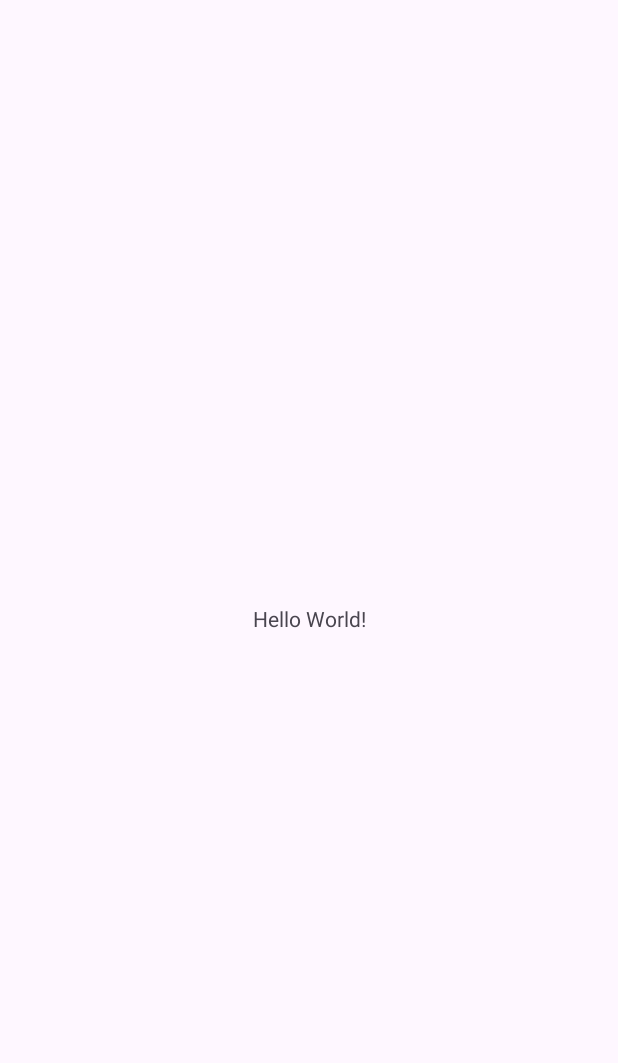
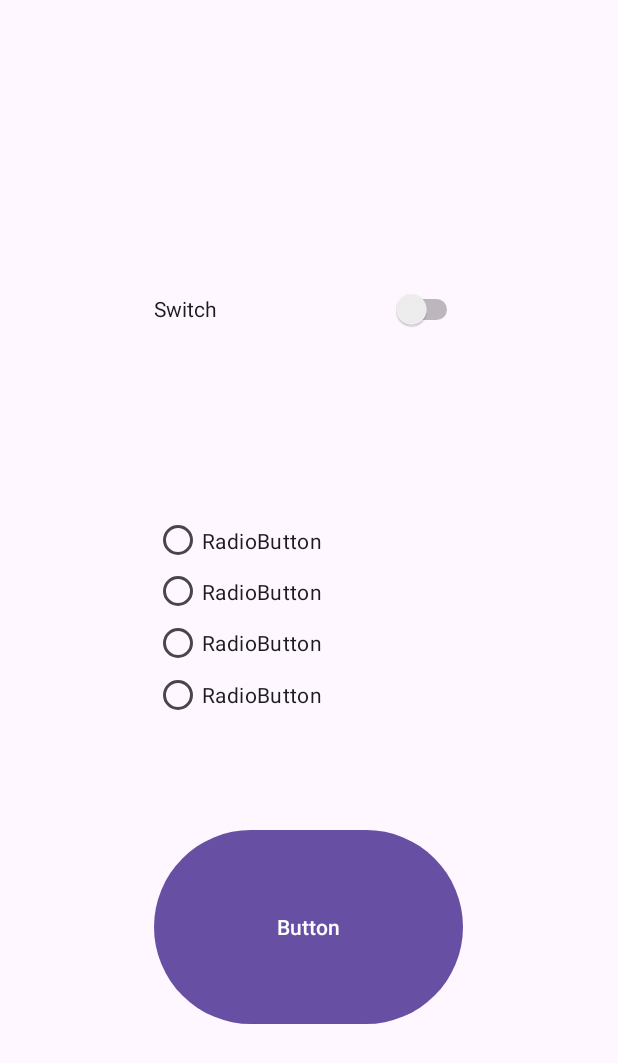
Before and after one commit to av2215/Ex0611, an Android app: the screen it shows after launch (MainActivity), on a phone screen of 412 x 824 dp. Before the commit the part shown is almost empty. Shown: the top 1063 px of the screen. Run offline under Robolectric (Android 15) with nearby library versions, the phone set to English and light mode, and no system bars.

Commit message:
finish Design

```diff
--- a/app/src/main/res/layout/activity_main.xml
+++ b/app/src/main/res/layout/activity_main.xml
@@ -1,19 +1,95 @@
 <?xml version="1.0" encoding="utf-8"?>
-<androidx.constraintlayout.widget.ConstraintLayout xmlns:android="http://schemas.android.com/apk/res/android"
+<LinearLayout xmlns:android="http://schemas.android.com/apk/res/android"
     xmlns:app="http://schemas.android.com/apk/res-auto"
     xmlns:tools="http://schemas.android.com/tools"
     android:id="@+id/main"
     android:layout_width="match_parent"
     android:layout_height="match_parent"
-    tools:context=".MainActivity">
+    tools:context=".MainActivity" >
 
-    <TextView
-        android:layout_width="wrap_content"
-        android:layout_height="wrap_content"
-        android:text="Hello World!"
-        app:layout_constraintBottom_toBottomOf="parent"
-        app:layout_constraintEnd_toEndOf="parent"
-        app:layout_constraintStart_toStartOf="parent"
-        app:layout_constraintTop_toTopOf="parent" />
+    <Space
+        android:layout_width="0dp"
+        android:layout_height="match_parent"
+        android:layout_weight="3" />
 
-</androidx.constraintlayout.widget.ConstraintLayout>
+    <LinearLayout
+        android:layout_width="0dp"
+        android:layout_height="match_parent"
+        android:layout_weight="6"
+        android:orientation="vertical">
+
+        <Space
+            android:layout_width="match_parent"
+            android:layout_height="0dp"
+            android:layout_weight="1" />
+
+        <Switch
+            android:id="@+id/switch2"
+            android:layout_width="match_parent"
+            android:layout_height="0dp"
+            android:layout_weight="1"
+            android:text="Switch" />
+
+        <Space
+            android:layout_width="match_parent"
+            android:layout_height="0dp"
+            android:layout_weight="0.5" />
+
+        <RadioGroup
+            android:layout_width="match_parent"
+            android:layout_height="0dp"
+            android:layout_weight="1" >
+
+            <RadioButton
+                android:id="@+id/radioButton"
+                android:layout_width="match_parent"
+                android:layout_height="0dp"
+                android:layout_weight="1"
+                android:text="RadioButton" />
+
+            <RadioButton
+                android:id="@+id/radioButton2"
+                android:layout_width="match_parent"
+                android:layout_height="0dp"
+                android:layout_weight="1"
+                android:text="RadioButton" />
+
+            <RadioButton
+                android:id="@+id/radioButton5"
+                android:layout_width="match_parent"
+                android:layout_height="0dp"
+                android:layout_weight="1"
+                android:text="RadioButton" />
+
+            <RadioButton
+                android:id="@+id/radioButton6"
+                android:layout_width="match_parent"
+                android:layout_height="0dp"
+                android:layout_weight="1"
+                android:text="RadioButton" />
+
+        </RadioGroup>
+
+        <Space
+            android:layout_width="match_parent"
+            android:layout_height="0dp"
+            android:layout_weight="0.5" />
+
+        <Button
+            android:id="@+id/button2"
+            android:layout_width="match_parent"
+            android:layout_height="0dp"
+            android:layout_weight="1"
+            android:text="Button" />
+
+        <Space
+            android:layout_width="match_parent"
+            android:layout_height="0dp"
+            android:layout_weight="1" />
+    </LinearLayout>
+
+    <Space
+        android:layout_width="0dp"
+        android:layout_height="match_parent"
+        android:layout_weight="3" />
+</LinearLayout>
```
